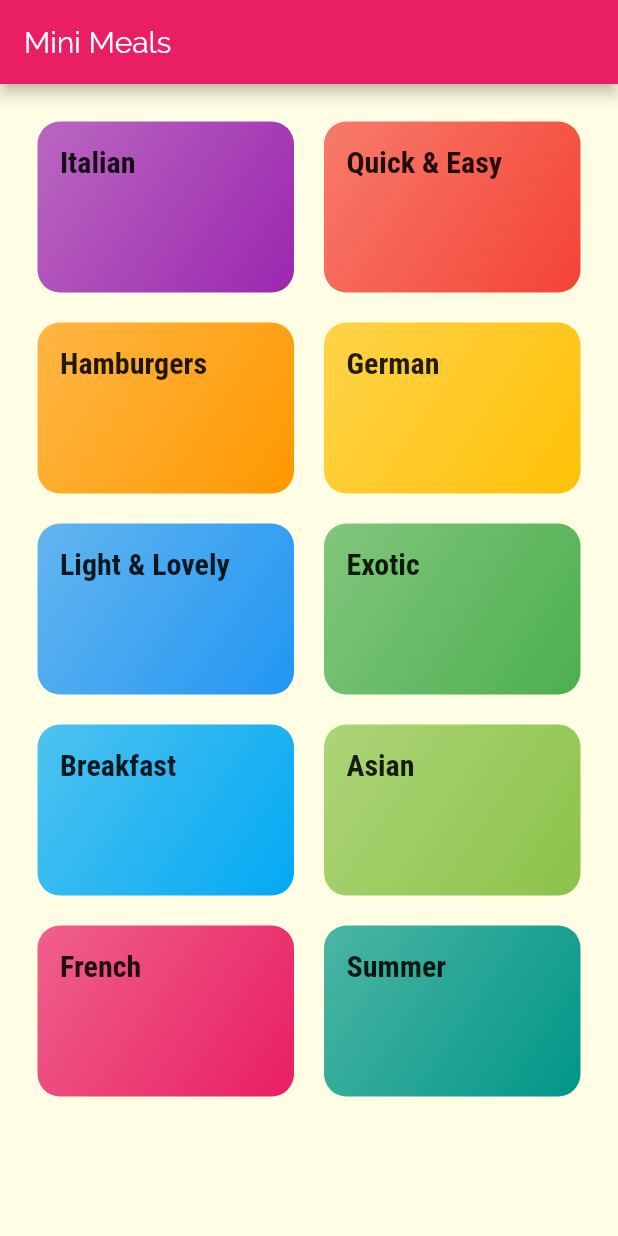
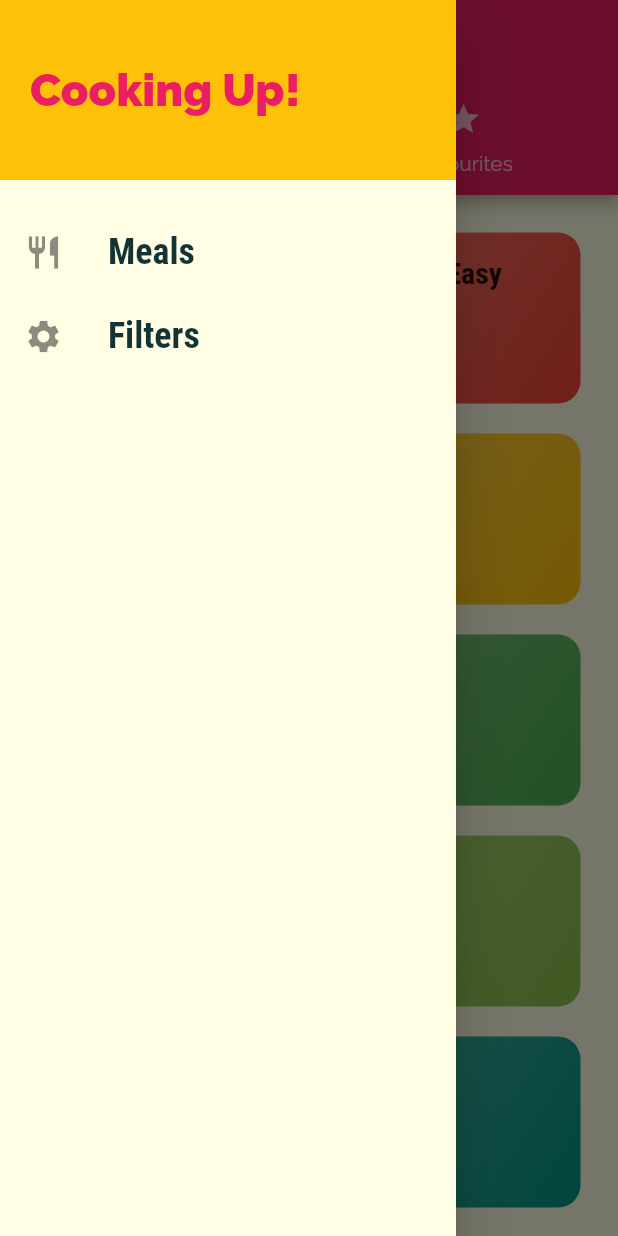
Before and after one commit to SushantRatnam/mini_meal, a Flutter app: the screen it shows after launch, with the side drawer open (before the commit the screen has no drawer), on a phone screen of 412 x 824 dp. Run offline on Flutter 3.47's test engine with Material 2 defaults, Android fonts, the phone set to English and light mode, and no system bars.

Commit message:
finished filtering logic

```diff
--- a/lib/main.dart
+++ b/lib/main.dart
@@ -1,11 +1,70 @@
 import 'package:flutter/material.dart';
+import 'package:mini_meals/screens/filters_screen.dart';
+import 'dummy_data.dart';
+import 'models/meal.dart';
+import 'screens/tabs_screen.dart';
 import 'screens/meal_detail_screen.dart';
 import 'screens/category_meal_screen.dart';
 import 'screens/categories_screen.dart';
 
 void main() => runApp(MyApp());
 
-class MyApp extends StatelessWidget {
+class MyApp extends StatefulWidget {
+  @override
+  _MyAppState createState() => _MyAppState();
+}
+
+class _MyAppState extends State<MyApp> {
+  Map<String, bool> _filters = {
+    'gluten': false,
+    'lactose': false,
+    'vegan': false,
+    'vegetarian': false,
+  };
+  List<Meal> _availableMeals = DUMMY_MEALS;
+  List<Meal> _favoriteMeals = [];
+
+  void _setFilters(Map<String, bool> filterData) {
+    setState(() {
+      _filters = filterData;
+
+      _availableMeals = DUMMY_MEALS.where((meal) {
+        if (_filters['gluten'] && !meal.isGlutenFree) {
+          return false;
+        }
+        if (_filters['lactose'] && !meal.isLactoseFree) {
+          return false;
+        }
+        if (_filters['vegan'] && !meal.isVegan) {
+          return false;
+        }
+        if (_filters['vegetarian'] && !meal.isVegetarian) {
+          return false;
+        }
+        return true;
+      }).toList();
+    });
+  }
+
+  void _toggleFavorite(String mealId) {
+    final existingIndex =
+        _favoriteMeals.indexWhere((meal) => meal.id == mealId);
+    if (existingIndex >= 0) {
+      setState(() {
+        _favoriteMeals.removeAt(existingIndex);
+      });
+    } else {
+      setState(() {
+        _favoriteMeals.add(
+          DUMMY_MEALS.firstWhere((meal) => meal.id == mealId),
+        );
+      });
+    }
+  }
+
+  bool _isMealFavorite(String id) {
+    return _favoriteMeals.any((meal) => meal.id == id);
+  }
   @override
   Widget build(BuildContext context) {
     return MaterialApp(
@@ -30,10 +89,13 @@ class MyApp extends StatelessWidget {
               ),
             ),
       ),
-      home: CategoriesScreen(),
+      // home: CategoriesScreen(),
+      initialRoute: '/',
       routes: {
-        CategoryDetail.routeName: (ctx) => CategoryDetail(),
+        '/': (ctx) => TabsScreen(),
+        CategoryDetail.routeName: (ctx) => CategoryDetail(_availableMeals),
         MealDetail.routeName: (ctx) => MealDetail(),
+        FiltersScreen.routeName: (ctx) => FiltersScreen(_filters, _setFilters),
       },
       onUnknownRoute: (settings) {
         return MaterialPageRoute(builder: (ctx) => CategoriesScreen());
--- a/lib/screens/categories_screen.dart
+++ b/lib/screens/categories_screen.dart
@@ -6,11 +6,7 @@ import '../dummy_data.dart';
 class CategoriesScreen extends StatelessWidget {
   @override
   Widget build(BuildContext context) {
-    return Scaffold(
-      appBar: AppBar(
-        title: const Text('Mini Meals'),
-      ),
-      body: GridView(
+    return GridView(
           padding: const EdgeInsets.all(25),
           children: DUMMY_CATEGORIES
               .map((category) => CategoryItem(
@@ -24,7 +20,7 @@ class CategoriesScreen extends StatelessWidget {
             childAspectRatio: 3 / 2,
             crossAxisSpacing: 20,
             mainAxisSpacing: 20,
-          )),
+          )
     );
   }
 }
--- /dev/null
+++ b/lib/screens/tabs_screen.dart
@@ -0,0 +1,46 @@
+import 'package:flutter/material.dart';
+import '../widgets/main_drawer.dart';
+import 'categories_screen.dart';
+import 'favourites_screen.dart';
+
+class TabsScreen extends StatefulWidget {
+  @override
+  _TabsScreenState createState() => _TabsScreenState();
+}
+
+class _TabsScreenState extends State<TabsScreen> {
+  @override
+  Widget build(BuildContext context) {
+    return DefaultTabController(
+      length: 2,
+      child: Scaffold(
+        drawer: MainDrawer(),
+        appBar: AppBar(
+          title: Text('Meals'),
+          bottom: TabBar(
+            tabs: [
+              Tab(
+                icon: Icon(
+                  Icons.category,
+                ),
+                text: 'Categories',
+              ),
+              Tab(
+                icon: Icon(
+                  Icons.star,
+                ),
+                text: 'Favourites',
+              ),
+            ],
+          ),
+        ),
+        body: TabBarView(
+          children: [
+            CategoriesScreen(),
+            FavouritesScreen(),
+          ],
+        ),
+      ),
+    );
+  }
+}
--- /dev/null
+++ b/lib/widgets/main_drawer.dart
@@ -0,0 +1,65 @@
+import 'package:flutter/material.dart';
+import '../screens/filters_screen.dart';
+
+class MainDrawer extends StatelessWidget {
+  Widget buildListTile(String title, IconData icon, Function tapHandler) {
+    return ListTile(
+      leading: Icon(
+        icon,
+        size: 26,
+      ),
+      title: Text(
+        title,
+        style: TextStyle(
+          fontFamily: 'RobotoCondensed',
+          fontSize: 24,
+          fontWeight: FontWeight.bold,
+        ),
+      ),
+      onTap: () {
+        tapHandler();
+      },
+    );
+  }
+
+  @override
+  Widget build(BuildContext context) {
+    return Drawer(
+      child: Column(
+        children: <Widget>[
+          Container(
+            height: 120,
+            width: double.infinity,
+            padding: EdgeInsets.all(20),
+            alignment: Alignment.centerLeft,
+            color: Theme.of(context).accentColor,
+            child: Text(
+              'Cooking Up!',
+              style: TextStyle(
+                  fontWeight: FontWeight.w900,
+                  fontSize: 30,
+                  color: Theme.of(context).primaryColor),
+            ),
+          ),
+          SizedBox(
+            height: 20,
+          ),
+          buildListTile(
+            'Meals',
+            Icons.restaurant,
+            () {
+              Navigator.of(context).pushReplacementNamed('/');
+            }
+          ),
+          buildListTile(
+            'Filters',
+            Icons.settings,
+            () {
+              Navigator.of(context).pushReplacementNamed(FiltersScreen.routeName);
+            }
+          ),
+        ],
+      ),
+    );
+  }
+}
```
Also changed, not shown: lib/screens/category_meal_screen.dart (+44 -18 lines), lib/screens/favourites_screen.dart (added, +10 -0 lines), lib/screens/filters_screen.dart (added, +136 -0 lines), lib/screens/meal_detail_screen.dart (+8 -1 lines), lib/widgets/meal_item.dart (+8 -1 lines).
